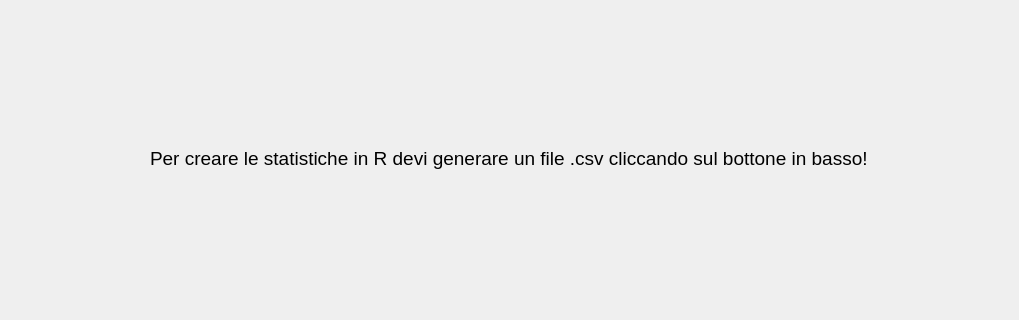
The window that c++/02_menu_refactoring/menu_project/stats.ui (alessan10/c19-1) describes before a commit, drawn with Qt 5; both pictures show x 0 to 1019 and y 90 to 410 of the 1019 by 642 pixel window.
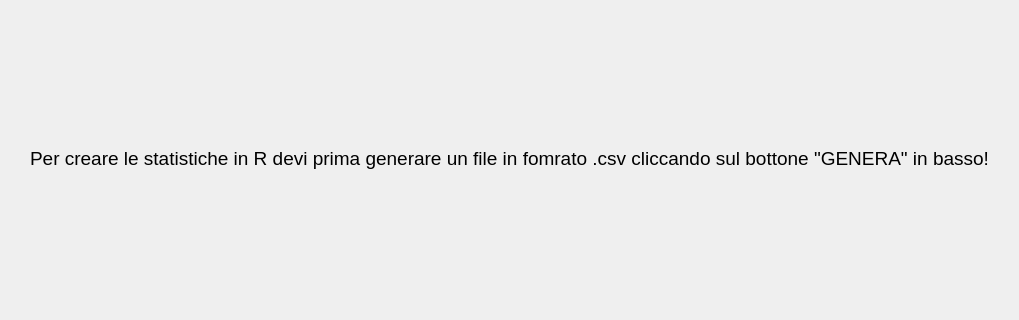
The same window after the commit.

```diff
--- a/c++/02_menu_refactoring/menu_project/stats.ui
+++ b/c++/02_menu_refactoring/menu_project/stats.ui
@@ -69,7 +69,10 @@
         </font>
        </property>
        <property name="text">
-        <string>Per creare le statistiche in R devi generare un file .csv cliccando sul bottone in basso!</string>
+        <string>Per creare le statistiche in R devi prima generare un file in fomrato .csv cliccando sul bottone &quot;GENERA&quot; in basso!</string>
+       </property>
+       <property name="alignment">
+        <set>Qt::AlignCenter</set>
        </property>
       </widget>
      </item>
```
Left out of the diff: 4 changed lines with no effect on the pictures.
